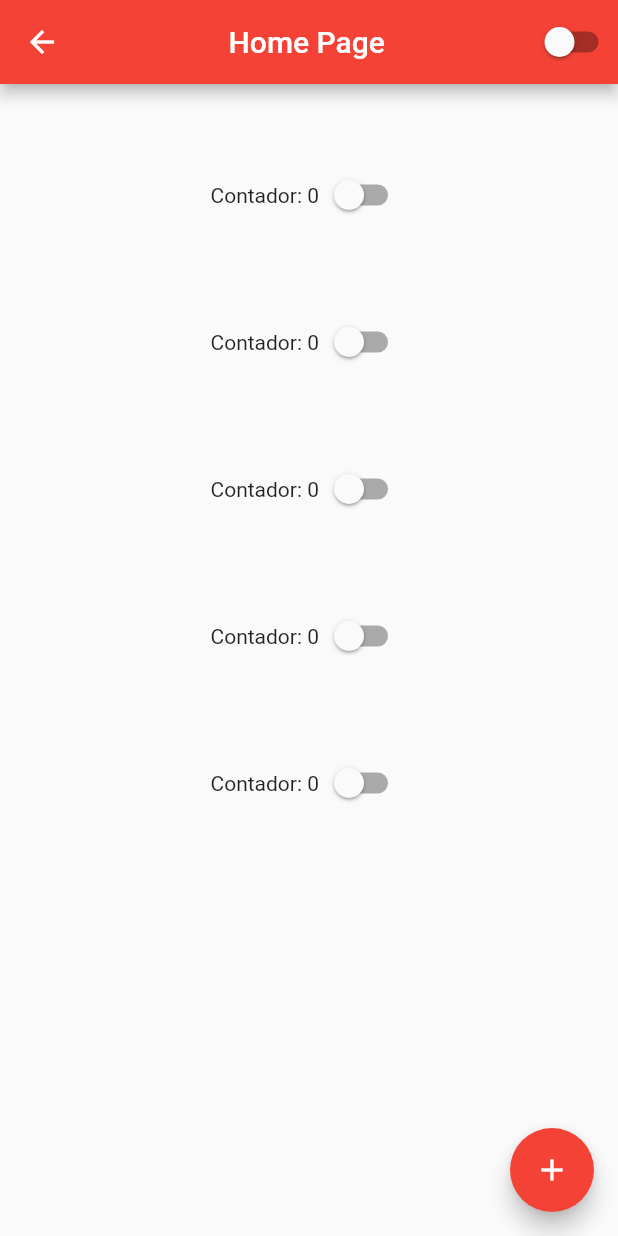
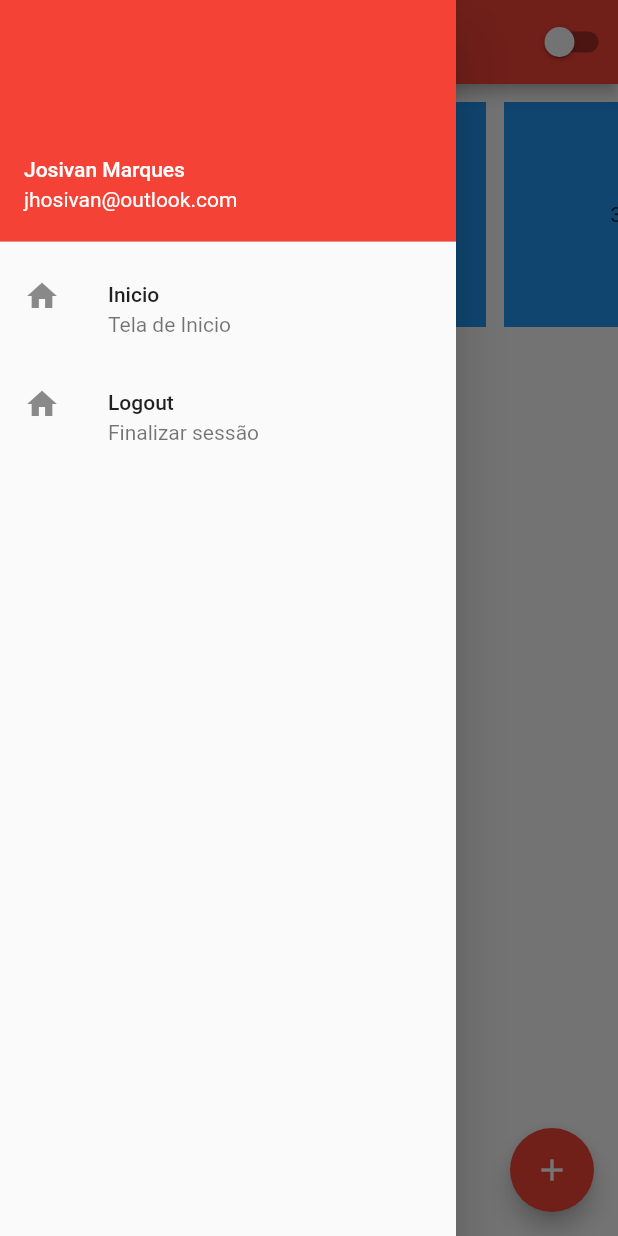
Before and after one commit to josivanphs/youtubeCurso, a Flutter app: the HomePage screen opened by its route, with the side drawer open (before the commit the screen has no drawer), on a phone screen of 412 x 824 dp. Run offline on Flutter 3.47's test engine with Material 2 defaults, Android fonts, the phone set to English and light mode, and no system bars.

Commit message:
menu hambuguer

```diff
--- a/primeiro_projeto_flutter/lib/home_page.dart
+++ b/primeiro_projeto_flutter/lib/home_page.dart
@@ -16,62 +16,50 @@ class HomePageState extends State<HomePage> {
   @override
   Widget build(BuildContext context) {
     return Scaffold(
+      drawer: Drawer(
+          child: ListView(
+        children: [
+          UserAccountsDrawerHeader(
+            accountName: Text('Josivan Marques'),
+            accountEmail: Text('jhosivan@outlook.com'),
+          ),
+          ListTile(
+            leading: Icon(Icons.home),
+            title: Text('Inicio'),
+            subtitle: Text('Tela de Inicio'),
+          ),
+          ListTile(
+            leading: Icon(Icons.home),
+            title: Text('Logout'),
+            subtitle: Text('Finalizar sessão'),
+            onTap: () {
+              Navigator.of(context).pushReplacementNamed('/');
+            },
+          ),
+        ],
+      )),
       appBar: AppBar(
         title: const Center(child: Text('Home Page')),
         actions: const [CustomSwitcher()],
       ),
-      body: SizedBox(
-        width: double.infinity,
-        height: double.infinity,
-        child: ListView(
-          children: [
-            Container(
-              height: 50.0,
-            ),
-            Row(mainAxisAlignment: MainAxisAlignment.center, children: [
-              Text(
-                'Contador: $counter',
-              ),
-              const CustomSwitcher()
-            ]),
-            Container(
-              height: 50.0,
-            ),
-            Row(mainAxisAlignment: MainAxisAlignment.center, children: [
-              Text(
-                'Contador: $counter',
-              ),
-              const CustomSwitcher()
-            ]),
-            Container(
-              height: 50.0,
-            ),
-            Row(mainAxisAlignment: MainAxisAlignment.center, children: [
-              Text(
-                'Contador: $counter',
-              ),
-              const CustomSwitcher()
-            ]),
-            Container(
-              height: 50.0,
-            ),
-            Row(mainAxisAlignment: MainAxisAlignment.center, children: [
-              Text(
-                'Contador: $counter',
-              ),
-              const CustomSwitcher()
-            ]),
-            Container(
-              height: 50.0,
-            ),
-            Row(mainAxisAlignment: MainAxisAlignment.center, children: [
-              Text(
-                'Contador: $counter',
-              ),
-              const CustomSwitcher()
-            ]),
-          ],
-        ),
+      body: SingleChildScrollView(
+        scrollDirection: Axis.horizontal,
+        padding: const EdgeInsets.all(12),
+        child: Row(children: [
+          buildCard(1),
+          const SizedBox(
+            width: 12.0,
+          ),
+          buildCard(2),
+          const SizedBox(
+            width: 12.0,
+          ),
+          buildCard(3),
+          const SizedBox(
+            width: 12.0,
+          ),
+          buildCard(4),
+        ]),
       ),
       floatingActionButton: FloatingActionButton(
         child: const Icon(Icons.add),
@@ -84,6 +72,13 @@ class HomePageState extends State<HomePage> {
     );
   }
 }
+
+Widget buildCard(int index) => Container(
+      color: Colors.blue,
+      width: 150,
+      height: 150,
+      child: Center(child: Text('$index')),
+    );
 
 class CustomSwitcher extends StatefulWidget {
   const CustomSwitcher({super.key});
--- a/primeiro_projeto_flutter/pubspec.yaml
+++ b/primeiro_projeto_flutter/pubspec.yaml
@@ -62,6 +62,7 @@ flutter:
   assets:
     - assets/images/logo.png
     - assets/images/background.png
+    - assets/images/perfil.jpeg
 
 
   # An image asset can refer to one or more resolution-specific "variants", see
```
Also changed, not shown: primeiro_projeto_flutter/assets/images/perfil.jpeg (added).
